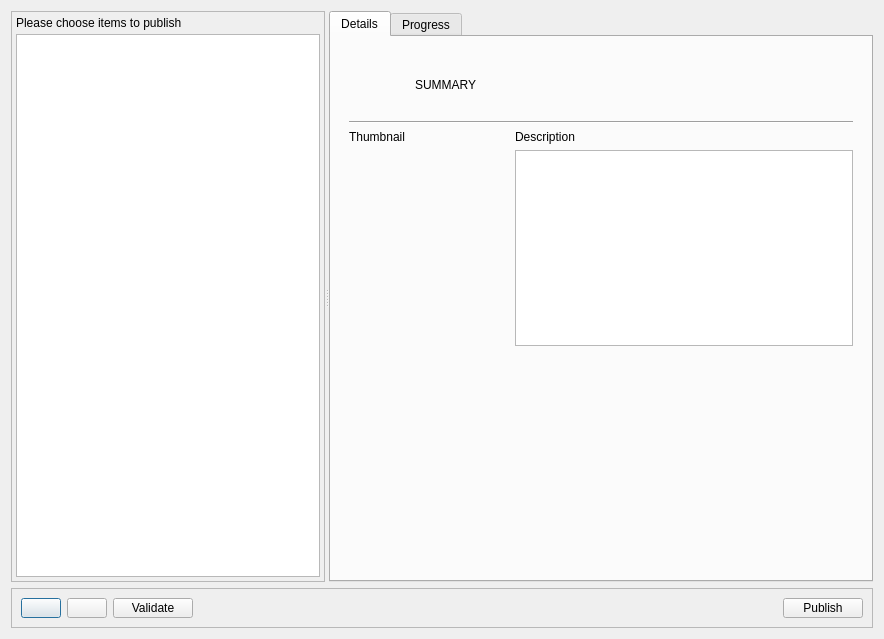
This is resources/dialog.ui in shotgunsoftware/tk-multi-publish2 as Qt 5 draws it before an edit. The edited form follows.
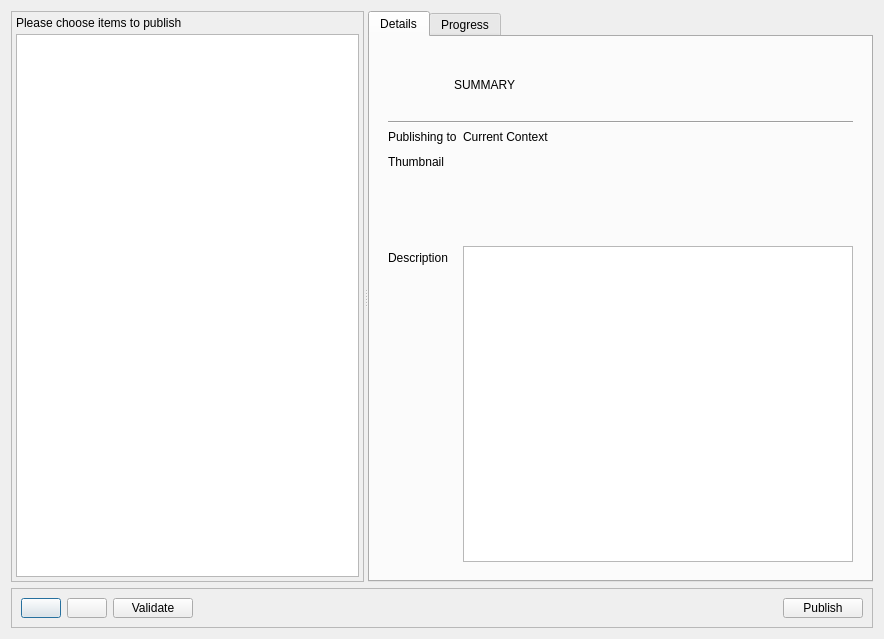
This is the edited form. The open tabs and pages were chosen to show the change. Icons and pictures are not drawn. Custom widgets are drawn as their Qt base class.

The edit to the form file:
```diff
--- a/resources/dialog.ui
+++ b/resources/dialog.ui
@@ -121,7 +121,7 @@
            <number>3</number>
           </property>
           <widget class="QWidget" name="details_summary">
-           <layout class="QVBoxLayout" name="verticalLayout_9">
+           <layout class="QVBoxLayout" name="verticalLayout_8">
             <item>
              <layout class="QHBoxLayout" name="horizontalLayout_2">
               <item>
@@ -166,17 +166,29 @@
              </widget>
             </item>
             <item>
-             <layout class="QHBoxLayout" name="horizontalLayout_3">
-              <item>
-               <layout class="QVBoxLayout" name="verticalLayout_7">
-                <item>
+             <layout class="QFormLayout" name="formLayout">
+              <item row="0" column="0">
+               <widget class="QLabel" name="label_4">
+                <property name="text">
+                 <string>Publishing to</string>
+                </property>
+               </widget>
+              </item>
+              <item row="0" column="1">
+               <widget class="QLabel" name="summary_context">
+                <property name="text">
+                 <string>Current Context</string>
+                </property>
+               </widget>
+              </item>
+              <item row="1" column="0">
                  <widget class="QLabel" name="label_2">
                   <property name="text">
                    <string>Thumbnail</string>
                   </property>
                  </widget>
                 </item>
-                <item>
+              <item row="1" column="1">
                  <widget class="Thumbnail" name="summary_thumbnail">
                   <property name="minimumSize">
                    <size>
@@ -198,49 +210,17 @@
                   </property>
                  </widget>
                 </item>
-                <item>
-                 <spacer name="verticalSpacer_2">
-                  <property name="orientation">
-                   <enum>Qt::Vertical</enum>
-                  </property>
-                  <property name="sizeHint" stdset="0">
-                   <size>
-                    <width>20</width>
-                    <height>40</height>
-                   </size>
-                  </property>
-                 </spacer>
-                </item>
-               </layout>
-              </item>
-              <item>
-               <layout class="QVBoxLayout" name="verticalLayout_8">
-                <item>
+              <item row="2" column="0">
                  <widget class="QLabel" name="label_3">
                   <property name="text">
                    <string>Description</string>
                   </property>
                  </widget>
                 </item>
-                <item>
+              <item row="2" column="1">
                  <widget class="QPlainTextEdit" name="summary_comments"/>
                 </item>
                </layout>
-              </item>
-             </layout>
-            </item>
-            <item>
-             <spacer name="verticalSpacer">
-              <property name="orientation">
-               <enum>Qt::Vertical</enum>
-              </property>
-              <property name="sizeHint" stdset="0">
-               <size>
-                <width>20</width>
-                <height>40</height>
-               </size>
-              </property>
-             </spacer>
             </item>
            </layout>
           </widget>
```
Left out of the diff: 2 changed lines with no effect on the pictures. Lines whose indentation alone changed are shown as unchanged.
